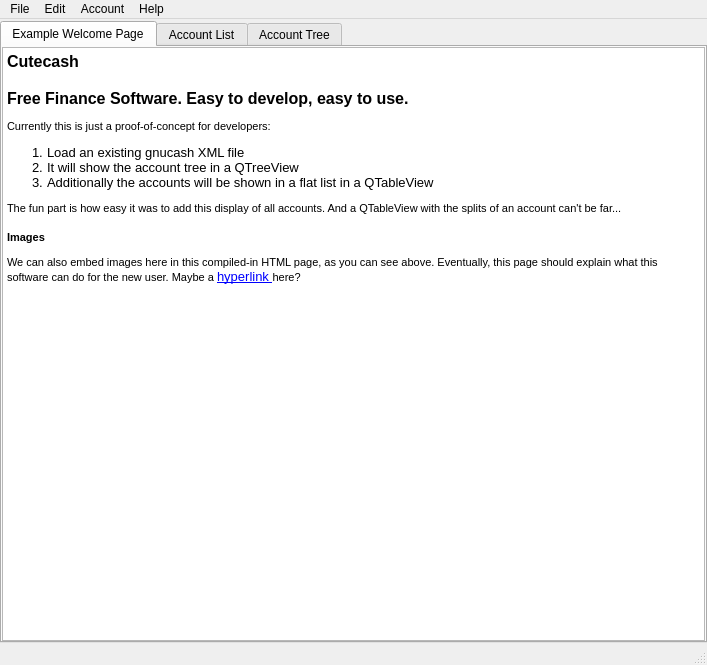
Above: src/gnc/mainwindow.ui from mchochlov/Gnucash before the change. Below: the same form after it.
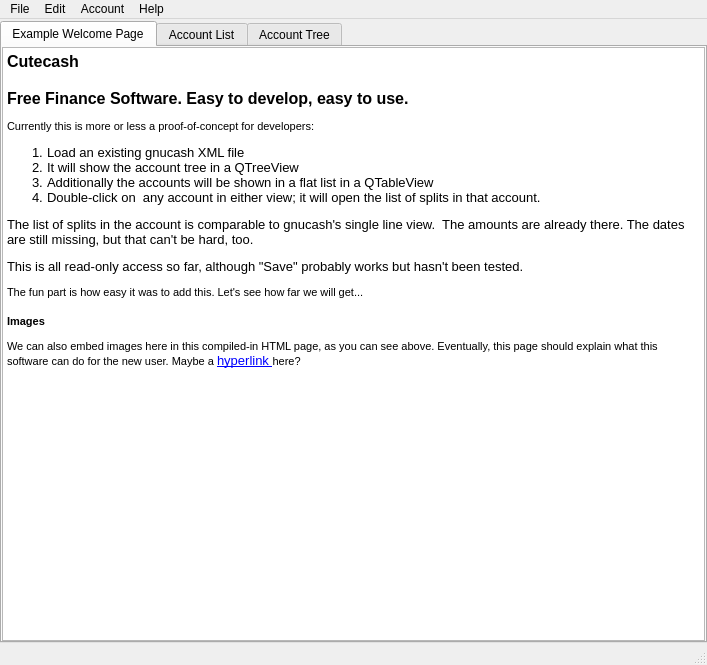
That is the form after the change. Icons and pictures are not drawn.

Commit message: Cutecash: Display account balance in tree and split amount in account register.

The edit to the form file:
```diff
--- a/src/gnc/mainwindow.ui
+++ b/src/gnc/mainwindow.ui
@@ -53,11 +53,14 @@
 &lt;/style&gt;&lt;/head&gt;&lt;body style=&quot; font-family:'Sans'; font-size:10pt; font-weight:400; font-style:normal;&quot;&gt;
 &lt;p style=&quot; margin-top:18px; margin-bottom:12px; margin-left:0px; margin-right:0px; -qt-block-indent:0; text-indent:0px;&quot;&gt;&lt;span style=&quot; font-family:'MS Shell Dlg 2'; font-size:12pt; font-weight:600;&quot;&gt;Cutecash&lt;/span&gt;&lt;/p&gt;
 &lt;p style=&quot; margin-top:18px; margin-bottom:12px; margin-left:0px; margin-right:0px; -qt-block-indent:0; text-indent:0px;&quot;&gt;&lt;span style=&quot; font-family:'MS Shell Dlg 2'; font-size:12pt; font-weight:600;&quot;&gt;Free Finance Software. Easy to develop, easy to use.&lt;/span&gt;&lt;/p&gt;
-&lt;p style=&quot; margin-top:12px; margin-bottom:12px; margin-left:0px; margin-right:0px; -qt-block-indent:0; text-indent:0px;&quot;&gt;&lt;span style=&quot; font-family:'MS Shell Dlg 2'; font-size:8pt;&quot;&gt;Currently this is just a proof-of-concept for developers:&lt;/span&gt;&lt;/p&gt;
+&lt;p style=&quot; margin-top:12px; margin-bottom:12px; margin-left:0px; margin-right:0px; -qt-block-indent:0; text-indent:0px;&quot;&gt;&lt;span style=&quot; font-family:'MS Shell Dlg 2'; font-size:8pt;&quot;&gt;Currently this is more or less a proof-of-concept for developers:&lt;/span&gt;&lt;/p&gt;
 &lt;ol style=&quot;-qt-list-indent: 1;&quot;&gt;&lt;li style=&quot; margin-top:12px; margin-bottom:0px; margin-left:0px; margin-right:0px; -qt-block-indent:0; text-indent:0px;&quot;&gt;Load an existing gnucash XML file&lt;/li&gt;
 &lt;li style=&quot; margin-top:0px; margin-bottom:0px; margin-left:0px; margin-right:0px; -qt-block-indent:0; text-indent:0px;&quot;&gt;It will show the account tree in a QTreeView&lt;/li&gt;
-&lt;li style=&quot; margin-top:0px; margin-bottom:12px; margin-left:0px; margin-right:0px; -qt-block-indent:0; text-indent:0px;&quot;&gt;Additionally the accounts will be shown in a flat list in a QTableView&lt;/li&gt;&lt;/ol&gt;
-&lt;p style=&quot; margin-top:12px; margin-bottom:12px; margin-left:0px; margin-right:0px; -qt-block-indent:0; text-indent:0px;&quot;&gt;&lt;span style=&quot; font-family:'MS Shell Dlg 2'; font-size:8pt;&quot;&gt;The fun part is how easy it was to add this display of all accounts. And a QTableView with the splits of an account can't be far...&lt;/span&gt;&lt;/p&gt;
+&lt;li style=&quot; margin-top:0px; margin-bottom:0px; margin-left:0px; margin-right:0px; -qt-block-indent:0; text-indent:0px;&quot;&gt;Additionally the accounts will be shown in a flat list in a QTableView&lt;/li&gt;
+&lt;li style=&quot; margin-top:0px; margin-bottom:12px; margin-left:0px; margin-right:0px; -qt-block-indent:0; text-indent:0px;&quot;&gt;Double-click on  any account in either view; it will open the list of splits in that account.&lt;/li&gt;&lt;/ol&gt;
+&lt;p style=&quot; margin-top:12px; margin-bottom:12px; margin-left:0px; margin-right:0px; -qt-block-indent:0; text-indent:0px;&quot;&gt;The list of splits in the account is comparable to gnucash's single line view.  The amounts are already there. The dates are still missing, but that can't be hard, too.&lt;/p&gt;
+&lt;p style=&quot; margin-top:12px; margin-bottom:12px; margin-left:0px; margin-right:0px; -qt-block-indent:0; text-indent:0px;&quot;&gt;This is all read-only access so far, although &quot;Save&quot; probably works but hasn't been tested.&lt;/p&gt;
+&lt;p style=&quot; margin-top:12px; margin-bottom:12px; margin-left:0px; margin-right:0px; -qt-block-indent:0; text-indent:0px;&quot;&gt;&lt;span style=&quot; font-family:'MS Shell Dlg 2'; font-size:8pt;&quot;&gt;The fun part is how easy it was to add this. Let's see how far we will get...&lt;/span&gt;&lt;/p&gt;
 &lt;p style=&quot; margin-top:16px; margin-bottom:12px; margin-left:0px; margin-right:0px; -qt-block-indent:0; text-indent:0px;&quot;&gt;&lt;span style=&quot; font-family:'MS Shell Dlg 2'; font-size:8pt; font-weight:600;&quot;&gt;Images&lt;/span&gt;&lt;/p&gt;
 &lt;p style=&quot; margin-top:12px; margin-bottom:12px; margin-left:0px; margin-right:0px; -qt-block-indent:0; text-indent:0px;&quot;&gt;&lt;img src=&quot;:/pixmaps/gnucash_splash.png&quot; /&gt;&lt;/p&gt;
 &lt;p style=&quot; margin-top:12px; margin-bottom:12px; margin-left:0px; margin-right:0px; -qt-block-indent:0; text-indent:0px;&quot;&gt;&lt;span style=&quot; font-family:'MS Shell Dlg 2'; font-size:8pt;&quot;&gt;We can also embed images here in this compiled-in HTML page, as you can see above. Eventually, this page should explain what this software can do for the new user. Maybe a &lt;/span&gt;&lt;a href=&quot;gnc:test&quot;&gt;&lt;span style=&quot; text-decoration: underline; color:#0000ff;&quot;&gt;hyperlink &lt;/span&gt;&lt;/a&gt;&lt;span style=&quot; font-family:'MS Shell Dlg 2'; font-size:8pt;&quot;&gt;here?&lt;/span&gt;&lt;/p&gt;&lt;/body&gt;&lt;/html&gt;</string>
```
The commit also changes 4 other files.
